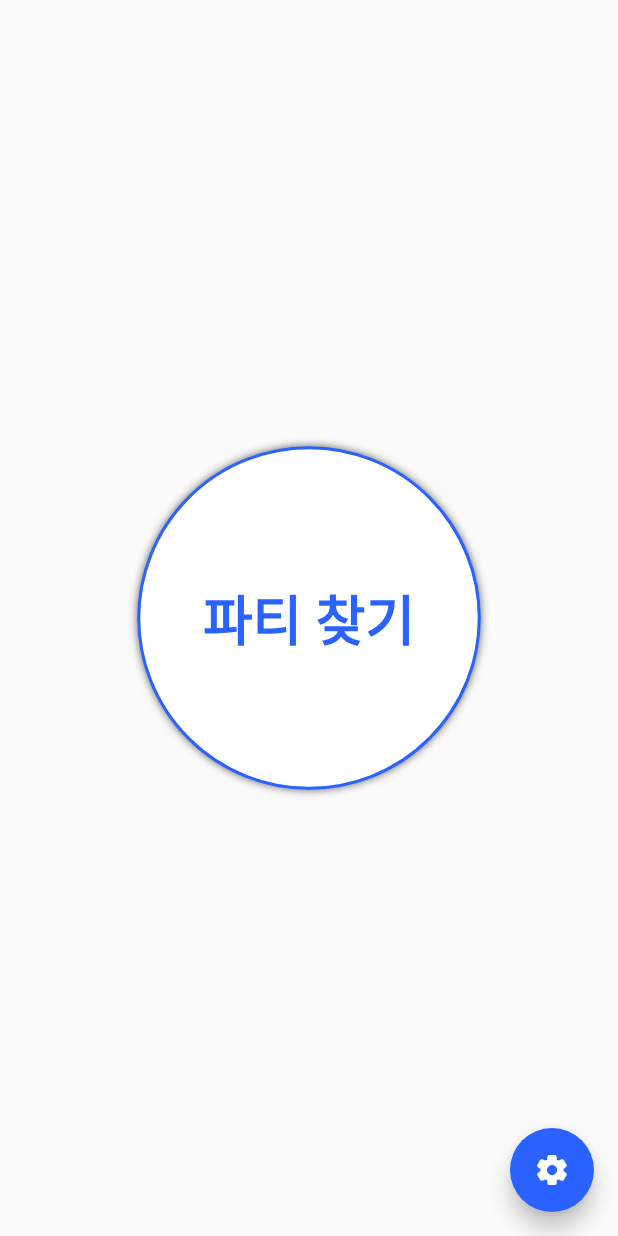
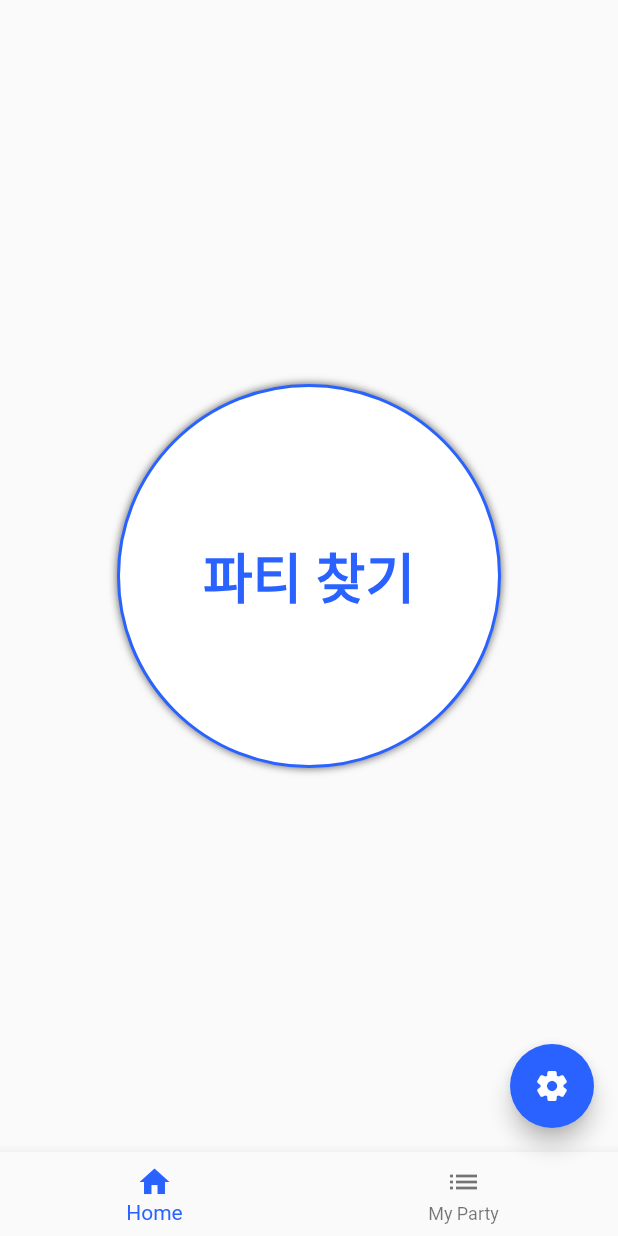
Before and after one commit to outters/gongpot_client, a Flutter app: the screen it shows after launch, on a phone screen of 412 x 824 dp. Run offline on Flutter 3.47's test engine with Material 2 defaults, Android fonts, the phone set to English and light mode, and no system bars; our stand-ins replace go_router, logger.

Commit message:
feat:add bottom navigator

```diff
--- a/lib/main.dart
+++ b/lib/main.dart
@@ -1,10 +1,9 @@
 import 'package:flutter/material.dart';
-import 'package:flutter_riverpod/flutter_riverpod.dart';
 import 'package:gongpot/routes/routes.dart';
 import 'package:gongpot/styles/theme.dart';
 
 void main(List<String> args) {
-  runApp(const ProviderScope(child: MyApp()));
+  runApp( const MyApp());
 }
 
 class MyApp extends StatelessWidget {
--- a/lib/pages/home/home.dart
+++ /dev/null
@@ -1,71 +0,0 @@
-import 'package:flutter/material.dart';
-import 'package:flutter_riverpod/flutter_riverpod.dart';
-
-class Home extends ConsumerWidget {
-  const Home({super.key});
-
-  @override
-  Widget build(BuildContext context, WidgetRef ref) {
-    return Scaffold(
-      body: Center(
-        child: Column(
-          mainAxisAlignment: MainAxisAlignment.center,
-          children: const [
-            FindPartyButton(),
-          ],
-        ),
-      ),
-      floatingActionButton: FloatingActionButton(
-        onPressed: () {},
-        backgroundColor: Theme.of(context).colorScheme.primary,
-        child: Icon(
-          Icons.settings_rounded,
-          size: 24.0,
-          color: Theme.of(context).colorScheme.onPrimary,
-        ),
-      ),
-    );
-  }
-}
-
-class FindPartyButton extends ConsumerStatefulWidget {
-  const FindPartyButton({super.key});
-
-  @override
-  ConsumerState<ConsumerStatefulWidget> createState() => _FindPartyButtonState();
-}
-
-class _FindPartyButtonState extends ConsumerState<FindPartyButton> {
-  bool isClicked = false;
-
-  @override
-  Widget build(BuildContext context) {
-    return Container(
-      decoration: BoxDecoration(
-        color: Theme.of(context).colorScheme.background,
-        shape: BoxShape.circle,
-        border: Border.all(
-          color: Theme.of(context).colorScheme.primary,
-          width: 2.0,
-        ),
-        boxShadow: [
-          BoxShadow(
-            offset: const Offset(0, 0),
-            blurRadius: 4.0,
-            spreadRadius: 0.1,
-            color: Theme.of(context).shadowColor.withOpacity(0.6),
-          )
-        ],
-      ),
-      padding: const EdgeInsets.all(86.0),
-      child: Text(
-        '파티 찾기',
-        style: TextStyle(
-          fontSize: 36.0,
-          fontWeight: FontWeight.bold,
-          color: Theme.of(context).colorScheme.primary,
-        ),
-      ),
-    );
-  }
-}
--- /dev/null
+++ b/lib/providers/find_party_provider.dart
@@ -0,0 +1,24 @@
+import 'dart:async';
+import 'dart:math';
+import 'package:flutter/material.dart';
+
+class FindPartyProvider extends ChangeNotifier {
+  final int duration = 10;
+  int currentTimer = 0;
+
+  Future<bool> findParty() async {
+    currentTimer = duration;
+    Timer.periodic(const Duration(seconds: 1), (timer) {
+      if (currentTimer == 0) {
+        timer.cancel();
+        return;
+      }
+
+      currentTimer--;
+      notifyListeners();
+    });
+
+    await Future.delayed(Duration(seconds: duration));
+    return Random().nextBool();
+  }
+}
--- a/lib/routes/routes.dart
+++ b/lib/routes/routes.dart
@@ -1,5 +1,5 @@
 import 'package:go_router/go_router.dart';
-import 'package:gongpot/pages/home/home.dart';
+import 'package:gongpot/views/home/home.dart';
 import 'package:gongpot/routes/paths.dart';
 
 GoRouter router = GoRouter(
--- /dev/null
+++ b/lib/views/home/home.dart
@@ -0,0 +1,138 @@
+import 'package:flutter/cupertino.dart';
+import 'package:flutter/material.dart';
+import 'package:gongpot/providers/find_party_provider.dart';
+import 'package:provider/provider.dart';
+
+class Home extends StatelessWidget {
+  const Home({super.key});
+
+  @override
+  Widget build(BuildContext context) {
+    return ChangeNotifierProvider(
+      create: (context) => FindPartyProvider(),
+      child: Scaffold(
+        body: Center(
+          child: Column(
+            mainAxisAlignment: MainAxisAlignment.center,
+            children: [
+              Consumer<FindPartyProvider>(
+                builder: (context, provider, child) => FindPartyButton(
+                  provider: provider,
+                  onTap: () async {
+                    await provider.findParty().then((value) {
+                      if (!value) {
+                        showDialog(
+                          context: context,
+                          builder: (context) => AlertDialog(
+                            title: const Text('알림'),
+                            content: Column(
+                              mainAxisSize: MainAxisSize.min,
+                              children: const [
+                                Text('파티를 찾지 못했습니다'),
+                              ],
+                            ),
+                          ),
+                        );
+                      } else {
+                        showDialog(
+                          context: context,
+                          builder: (context) => AlertDialog(
+                            title: const Text('알림'),
+                            content: Column(
+                              mainAxisSize: MainAxisSize.min,
+                              children: const [
+                                Text('파티를 찾았습니다'),
+                              ],
+                            ),
+                          ),
+                        );
+                      }
+                    });
+                  },
+                ),
+              )
+            ],
+          ),
+        ),
+        floatingActionButton: FloatingActionButton(
+          onPressed: () {},
+          backgroundColor: Theme.of(context).colorScheme.primary,
+          child: Icon(
+            Icons.settings_rounded,
+            size: 24.0,
+            color: Theme.of(context).colorScheme.onPrimary,
+          ),
+        ),
+        bottomNavigationBar: BottomNavigationBar(items: [
+          BottomNavigationBarItem(icon: Icon(Icons.home), label: 'Home'),
+          BottomNavigationBarItem(icon: Icon(Icons.list), label: 'My Party'),
+        ]),
+      ),
+    );
+  }
+}
+
+class FindPartyButton extends StatelessWidget {
+  const FindPartyButton({super.key, this.onTap, required this.provider});
+
+  final FindPartyProvider provider;
+  final VoidCallback? onTap;
+
+  @override
+  Widget build(BuildContext context) {
+    return InkWell(
+      onTap: onTap,
+      child: Container(
+        width: 256.0,
+        height: 256.0,
+        decoration: BoxDecoration(
+          color: Theme.of(context).colorScheme.background,
+          shape: BoxShape.circle,
+          border: Border.all(
+            color: Theme.of(context).colorScheme.primary,
+            width: 2.0,
+          ),
+          boxShadow: [
+            BoxShadow(
+              offset: const Offset(0, 0),
+              blurRadius: 4.0,
+              spreadRadius: 0.1,
+              color: Theme.of(context).shadowColor.withOpacity(0.6),
+            )
+          ],
+        ),
+        child: Center(
+          child: provider.currentTimer == 0
+              ? Text(
+                  '파티 찾기',
+                  style: TextStyle(
+                    fontSize: 36.0,
+                    fontWeight: FontWeight.bold,
+                    color: Theme.of(context).colorScheme.primary,
+                  ),
+                )
+              : Column(
+                  mainAxisAlignment: MainAxisAlignment.spaceAround,
+                  crossAxisAlignment: CrossAxisAlignment.center,
+                  children: [
+                    SizedBox(height: 24.0),
+                    Row(
+                      mainAxisSize: MainAxisSize.min,
+                      children: List.generate(
+                        4,
+                        (index) => Icon(Icons.person, color: Theme.of(context).colorScheme.primary),
+                      ),
+                    ),
+                    CupertinoActivityIndicator(),
+                    ElevatedButton(
+                      onPressed: () {},
+                      child: Text('중단'),
+                    ),
+                    SizedBox(height: 12.0),
+                  ],
+                ),
+        ),
+      ),
+    );
+  }
+}
```
Also changed, not shown: pubspec.yaml (+7 -1 lines), .gitmessage.txt (renamed from gitmessage.txt), pubspec.lock.
